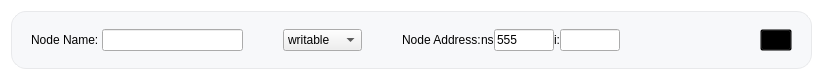
DORSA-co/Paticle_Size_Analyser, file uiFiles/node_setting.ui: the form before one commit.
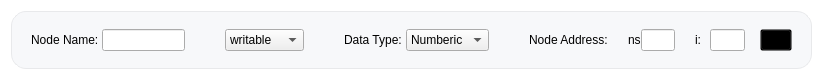
The form after the commit. Icons and pictures are not drawn.

Commit message: stop algo added, change node structure, and many things

The edit to the form file:
```diff
--- a/uiFiles/node_setting.ui
+++ b/uiFiles/node_setting.ui
@@ -143,6 +143,46 @@
            </item>
           </widget>
          </item>
+         <item>
+          <spacer name="horizontalSpacer_6">
+           <property name="orientation">
+            <enum>Qt::Orientation::Horizontal</enum>
+           </property>
+           <property name="sizeType">
+            <enum>QSizePolicy::Policy::Fixed</enum>
+           </property>
+           <property name="sizeHint" stdset="0">
+            <size>
+             <width>40</width>
+             <height>20</height>
+            </size>
+           </property>
+          </spacer>
+         </item>
+         <item>
+          <widget class="QLabel" name="label_5">
+           <property name="text">
+            <string>Data Type: </string>
+           </property>
+           <property name="styleClass" stdset="0">
+            <string>title</string>
+           </property>
+          </widget>
+         </item>
+         <item>
+          <widget class="QComboBox" name="node_datatype_combobox">
+           <item>
+            <property name="text">
+             <string>Numberic</string>
+            </property>
+           </item>
+           <item>
+            <property name="text">
+             <string>Boolean</string>
+            </property>
+           </item>
+          </widget>
+         </item>
          <item>
           <spacer name="horizontalSpacer">
            <property name="orientation">
@@ -169,6 +209,22 @@
            </property>
           </widget>
          </item>
+         <item>
+          <spacer name="horizontalSpacer_5">
+           <property name="orientation">
+            <enum>Qt::Orientation::Horizontal</enum>
+           </property>
+           <property name="sizeType">
+            <enum>QSizePolicy::Policy::Fixed</enum>
+           </property>
+           <property name="sizeHint" stdset="0">
+            <size>
+             <width>20</width>
+             <height>20</height>
+            </size>
+           </property>
+          </spacer>
+         </item>
          <item>
           <widget class="QLabel" name="label_3">
            <property name="text">
@@ -185,12 +241,34 @@
             </size>
            </property>
            <property name="text">
-            <string>555</string>
+            <string/>
            </property>
           </widget>
          </item>
+         <item>
+          <spacer name="horizontalSpacer_4">
+           <property name="orientation">
+            <enum>Qt::Orientation::Horizontal</enum>
+           </property>
+           <property name="sizeType">
+            <enum>QSizePolicy::Policy::Fixed</enum>
+           </property>
+           <property name="sizeHint" stdset="0">
+            <size>
+             <width>20</width>
+             <height>20</height>
+            </size>
+           </property>
+          </spacer>
+         </item>
          <item>
           <widget class="QLabel" name="label_4">
+           <property name="minimumSize">
+            <size>
+             <width>15</width>
+             <height>0</height>
+            </size>
+           </property>
            <property name="text">
             <string>i:</string>
            </property>
```
Left out of the diff: 14 changed lines with no effect on the pictures. The commit also changes 21 other files.
